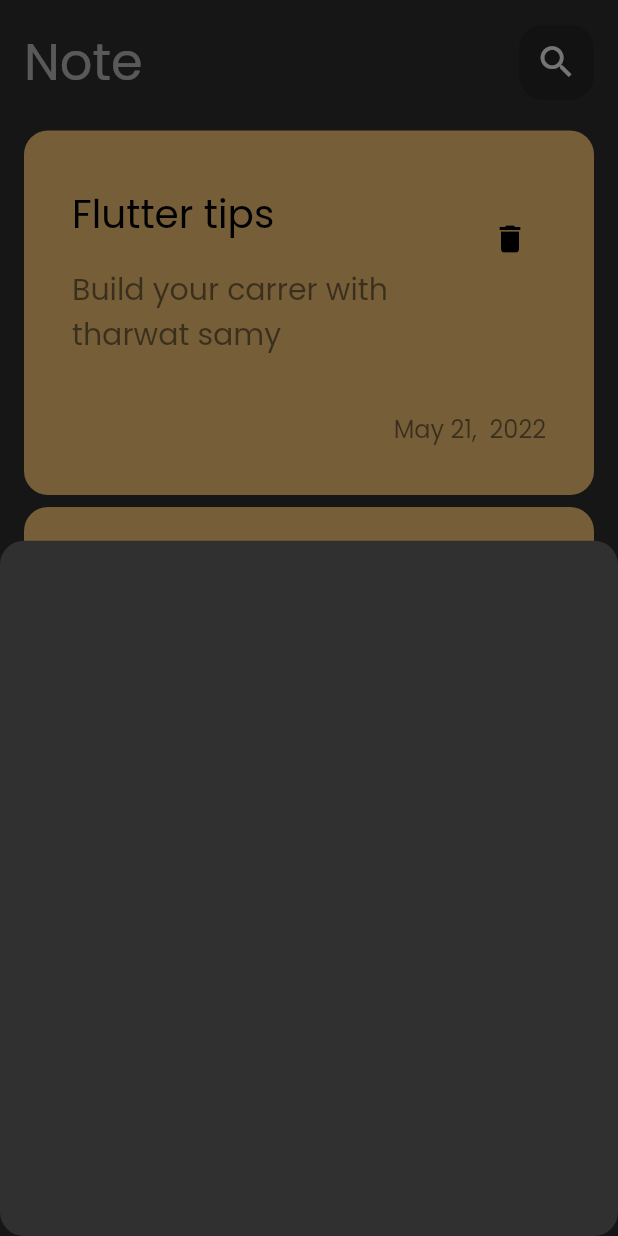
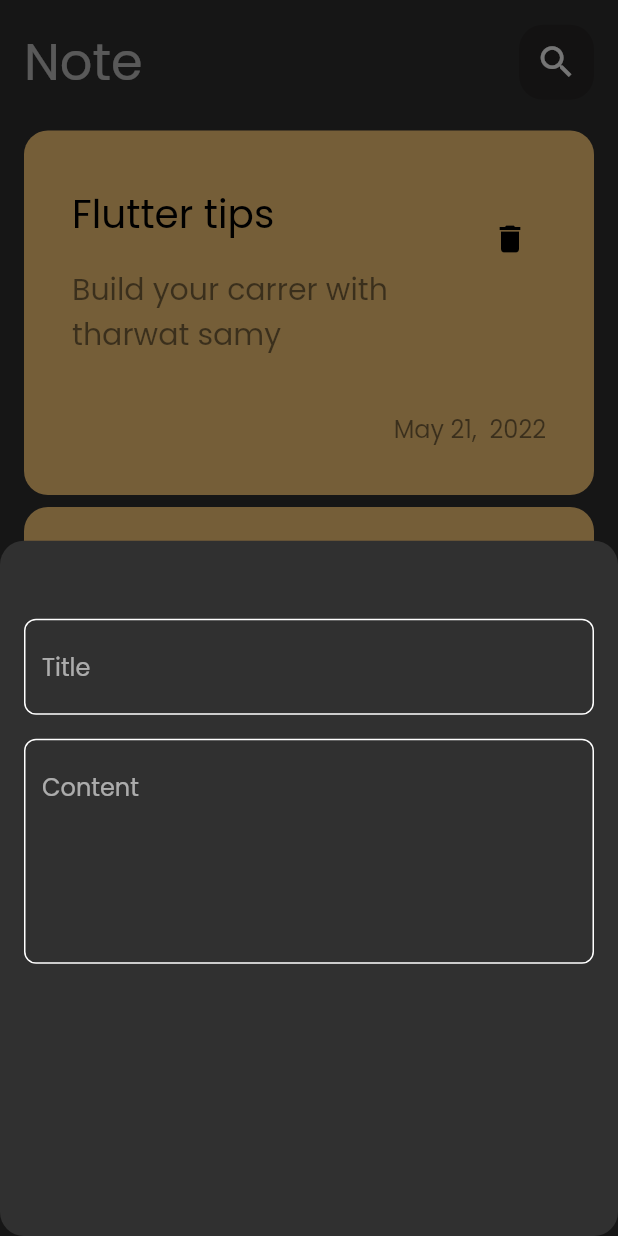
Before and after one commit to salsabilelshiekh2022/noteApp, a Flutter app: the screen it shows after launch, after a tap on the "add" icon, on a phone screen of 412 x 824 dp. Run offline on Flutter 3.47's test engine with Material 2 defaults, Android fonts, the phone set to English and light mode, and no system bars.

Commit message:
create custom text field

```diff
--- /dev/null
+++ b/lib/constants/constant.dart
@@ -0,0 +1,3 @@
+import 'package:flutter/animation.dart';
+
+const primaryColor = Color(0xff62FCD7);
--- a/lib/main.dart
+++ b/lib/main.dart
@@ -1,5 +1,7 @@
 import 'package:flutter/material.dart';
 import 'package:note_app/views/pages/note_page.dart';
+
+import 'constants/constant.dart';
 
 void main() {
   runApp(const NoteApp());
@@ -12,7 +14,19 @@
   Widget build(BuildContext context) {
     return MaterialApp(
       debugShowCheckedModeBanner: false,
-      theme: ThemeData(brightness: Brightness.dark, fontFamily: 'Poppins'),
+      theme: ThemeData(
+          brightness: Brightness.dark,
+          fontFamily: 'Poppins',
+          inputDecorationTheme: InputDecorationTheme(
+            enabledBorder: OutlineInputBorder(
+              borderRadius: BorderRadius.circular(8.0),
+              borderSide: const BorderSide(color: Colors.white),
+            ),
+            focusedBorder: OutlineInputBorder(
+              borderRadius: BorderRadius.circular(8.0),
+              borderSide: const BorderSide(color: primaryColor),
+            ),
+          )),
       home: const NotePage(),
     );
   }
--- a/lib/views/widgets/add_note_bottom_sheet.dart
+++ b/lib/views/widgets/add_note_bottom_sheet.dart
@@ -1,10 +1,30 @@
 import 'package:flutter/material.dart';
+import 'package:note_app/views/widgets/custom_text_field.dart';
 
 class AddNoteButtomSheet extends StatelessWidget {
   const AddNoteButtomSheet({super.key});
 
   @override
   Widget build(BuildContext context) {
-    return Container();
+    return Padding(
+      padding: const EdgeInsets.all(16),
+      child: Column(
+        children: const [
+          SizedBox(
+            height: 36,
+          ),
+          CustomTextField(
+            hintText: 'Title',
+          ),
+          SizedBox(
+            height: 16,
+          ),
+          CustomTextField(
+            hintText: 'Content',
+            maxLines: 5,
+          ),
+        ],
+      ),
+    );
   }
 }
--- /dev/null
+++ b/lib/views/widgets/custom_text_field.dart
@@ -0,0 +1,20 @@
+import 'package:flutter/material.dart';
+
+import '../../constants/constant.dart';
+
+class CustomTextField extends StatelessWidget {
+  final String hintText;
+  final int maxLines;
+  const CustomTextField({super.key, required this.hintText, this.maxLines = 1});
+
+  @override
+  Widget build(BuildContext context) {
+    return TextField(
+      cursorColor: primaryColor,
+      decoration: InputDecoration(
+        hintText: hintText,
+      ),
+      maxLines: maxLines,
+    );
+  }
+}
```
Also changed, not shown: pubspec.yaml (+0 -56 lines).
